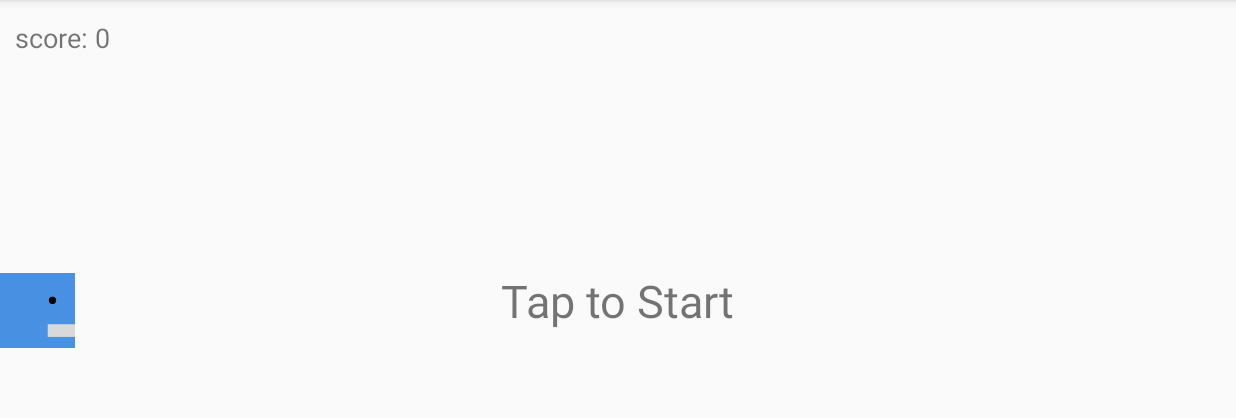
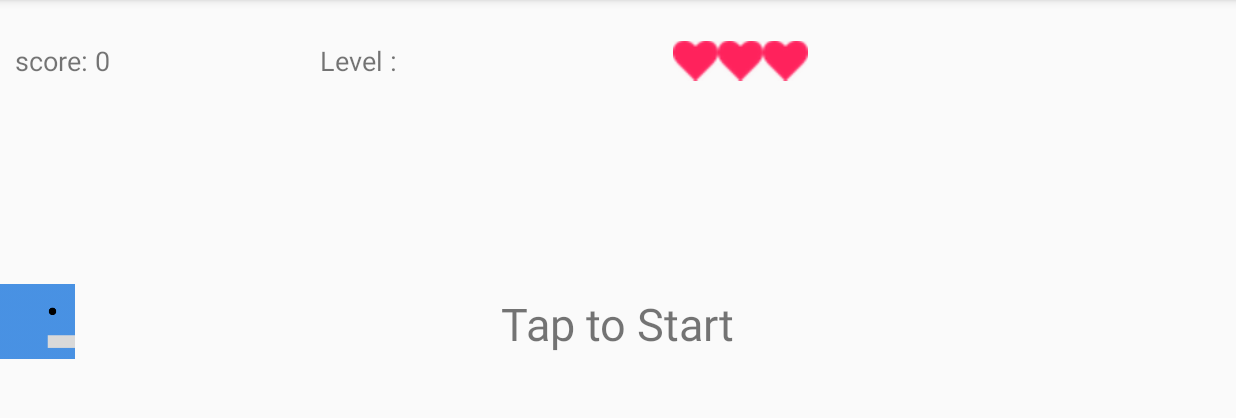
Before and after one commit to dorshamir55/CleaningTheCity, an Android app: the MainActivity screen opened directly, with no data from a screen before it, on a phone screen of 824 x 412 dp (held sideways), the part 72-490 px from its top. Run offline under Robolectric (Android 15) with nearby library versions, the phone set to English and light mode, and no system bars.

Commit message:
high score table sorted by score synctask load progressbar when clicking on score button added lifes to the game (3 hits and game over)

```diff
--- a/app/src/main/java/com/example/cleaningthecity/MainActivity.java
+++ b/app/src/main/java/com/example/cleaningthecity/MainActivity.java
@@ -28,6 +28,8 @@ public class MainActivity extends AppCompatActivity {
     private ImageView orange;
     private ImageView pink;
     private ImageView black;
+    private ImageView[] lifes = new ImageView[3];
+
 
     // Size
     private int frameHeight;
@@ -52,6 +54,9 @@ public class MainActivity extends AppCompatActivity {
 
     // Score
     private int score = 0;
+
+    //life
+    private int life_count;
 
     // Initialize Class
     private Handler handler = new Handler();
@@ -79,6 +84,9 @@ public class MainActivity extends AppCompatActivity {
         orange = (ImageView) findViewById(R.id.orange);
         pink = (ImageView) findViewById(R.id.pink);
         black = (ImageView) findViewById(R.id.black);
+        lifes[0] = (ImageView) findViewById(R.id.heart);
+        lifes[1] = (ImageView) findViewById(R.id.heart2);
+        lifes[2] = (ImageView) findViewById(R.id.heart3);
 
 
         // Get screen size.
@@ -113,8 +121,11 @@ public class MainActivity extends AppCompatActivity {
         black.setX(-80);
         black.setY(-80);
 
+        //score label
         scoreLabel.setText(getString(R.string.game_score) + "0");
 
+        //life count
+        life_count = 3;
 
     }
 
@@ -214,7 +225,13 @@ public class MainActivity extends AppCompatActivity {
 
         if (0 <= blackCenterX && blackCenterX <= boxSize &&
                 boxY <= blackCenterY && blackCenterY <= boxY + boxSize) {
+            lifes[life_count-1].setImageResource(R.drawable.heart_g);
+            life_count--;
 
+            blackX = -10;
+
+            if(life_count==0)
+            {
                 // Stop Timer!!
                 timer.cancel();
                 timer = null;
@@ -229,9 +246,7 @@ public class MainActivity extends AppCompatActivity {
                 extras.putString("PlayerName",name);
                 intent.putExtras(extras);
                 startActivity(intent);
-//            Intent intent = new Intent(getApplicationContext(), ResultActivity.class);
-//            intent.putExtra("SCORE", score);
-//            startActivity(intent);
+            }
 
         }
 
--- a/app/src/main/res/layout-land/activity_main.xml
+++ b/app/src/main/res/layout-land/activity_main.xml
@@ -4,15 +4,51 @@
     android:layout_height="match_parent"
     android:orientation="vertical"
     >
+    <TableRow
+        android:layout_width="match_parent"
+        android:layout_height="wrap_content"
+        android:layout_marginTop="15dp">
 
-    <TextView
-        android:id="@+id/scoreLabel"
-        android:layout_width="match_parent"
-        android:layout_height="50dp"
-        android:text="Score : 300"
-        android:textSize="18sp"
-        android:paddingLeft="10dp"
-        android:gravity="center_vertical"/>
+        <TextView
+            android:id="@+id/scoreLabel"
+            android:layout_width="213dp"
+            android:layout_height="50dp"
+            android:gravity="center_vertical"
+            android:paddingLeft="10dp"
+            android:text="@string/game_score"
+            android:textSize="18sp" />
+
+
+        <TextView
+            android:id="@+id/levelLabel"
+            android:layout_width="235dp"
+            android:layout_height="50dp"
+            android:gravity="center_vertical"
+            android:orientation="vertical"
+            android:text="@string/level_1"
+            android:textSize="18sp" />
+        <ImageView
+            android:id="@+id/heart"
+            android:layout_width="30dp"
+            android:layout_height="30dp"
+            android:src="@drawable/heart"
+            android:layout_gravity="center_vertical"/>
+
+        <ImageView
+            android:id="@+id/heart2"
+            android:layout_width="30dp"
+            android:layout_height="30dp"
+            android:layout_gravity="center_vertical"
+            android:src="@drawable/heart" />
+
+        <ImageView
+            android:id="@+id/heart3"
+            android:layout_width="30dp"
+            android:layout_height="30dp"
+            android:layout_gravity="center_vertical"
+            android:src="@drawable/heart" />
+
+    </TableRow>
 
     <FrameLayout
         android:id="@+id/frame"
@@ -23,7 +59,7 @@
             android:id="@+id/startLabel"
             android:layout_width="wrap_content"
             android:layout_height="wrap_content"
-            android:text="Tap to Start"
+            android:text="@string/tap_to_start"
             android:textSize="30sp"
             android:layout_gravity="center_horizontal"
             android:layout_marginTop="130dp"/>
--- a/app/src/main/res/layout-land/activity_start.xml
+++ b/app/src/main/res/layout-land/activity_start.xml
@@ -81,7 +81,7 @@
             android:layout_height="wrap_content"
             android:hint="@string/player_name"
             android:layout_marginRight="20dp"
-            />
+            android:inputType="text"/><!--//one line only-->
 
         <Button
             android:id="@+id/btn_start"
--- a/app/src/main/res/layout/activity_main.xml
+++ b/app/src/main/res/layout/activity_main.xml
@@ -5,14 +5,54 @@
     android:orientation="vertical"
     >
 
-    <TextView
-        android:id="@+id/scoreLabel"
+    <TableRow
         android:layout_width="match_parent"
-        android:layout_height="50dp"
-        android:text="Score : 300"
-        android:textSize="18sp"
-        android:paddingLeft="10dp"
-        android:gravity="center_vertical"/>
+        android:layout_height="wrap_content"
+        android:layout_marginTop="15dp">
+
+        <TextView
+            android:id="@+id/scoreLabel"
+            android:layout_width="129dp"
+            android:layout_height="50dp"
+            android:gravity="center_vertical"
+            android:paddingLeft="10dp"
+            android:text="@string/game_score"
+            android:textSize="18sp" />
+
+
+        <TextView
+            android:id="@+id/levelLabel"
+            android:layout_width="137dp"
+            android:layout_height="50dp"
+            android:gravity="center_vertical"
+            android:orientation="vertical"
+            android:text="@string/level_1"
+            android:textSize="18sp" />
+
+        <ImageView
+            android:id="@+id/heart"
+            android:layout_width="30dp"
+            android:layout_height="30dp"
+            android:layout_gravity="center_vertical"
+            android:src="@drawable/heart" />
+
+        <ImageView
+            android:id="@+id/heart2"
+            android:layout_width="30dp"
+            android:layout_height="30dp"
+            android:layout_gravity="center_vertical"
+            android:src="@drawable/heart" />
+
+        <ImageView
+            android:id="@+id/heart3"
+            android:layout_width="30dp"
+            android:layout_height="30dp"
+            android:layout_gravity="center_vertical"
+            android:src="@drawable/heart" />
+
+
+
+    </TableRow>
 
     <FrameLayout
         android:id="@+id/frame"
--- a/app/src/main/res/values/strings.xml
+++ b/app/src/main/res/values/strings.xml
@@ -12,4 +12,7 @@
     <string name="records_score">score</string>
     <string name="records_rank">Rank</string>
     <string name="records_name">Name</string>
+    <string name="level_1">Level :</string>
+    <string name="tap_to_start">Tap to Start</string>
+    <string name="pb_Status">High Score Table Loaded</string>
 </resources>
```
Also changed, not shown: app/src/main/java/com/example/cleaningthecity/RecordsActivity.java (+68 -1 lines), app/src/main/res/drawable/circle.xml (added, +9 -0 lines), app/src/main/res/layout-land/activity_records.xml (+12 -1 lines), app/src/main/res/drawable/heart.png (added), app/src/main/res/drawable/heart_g.png (added), 1 other file. Lines whose indentation alone changed are shown as unchanged.
